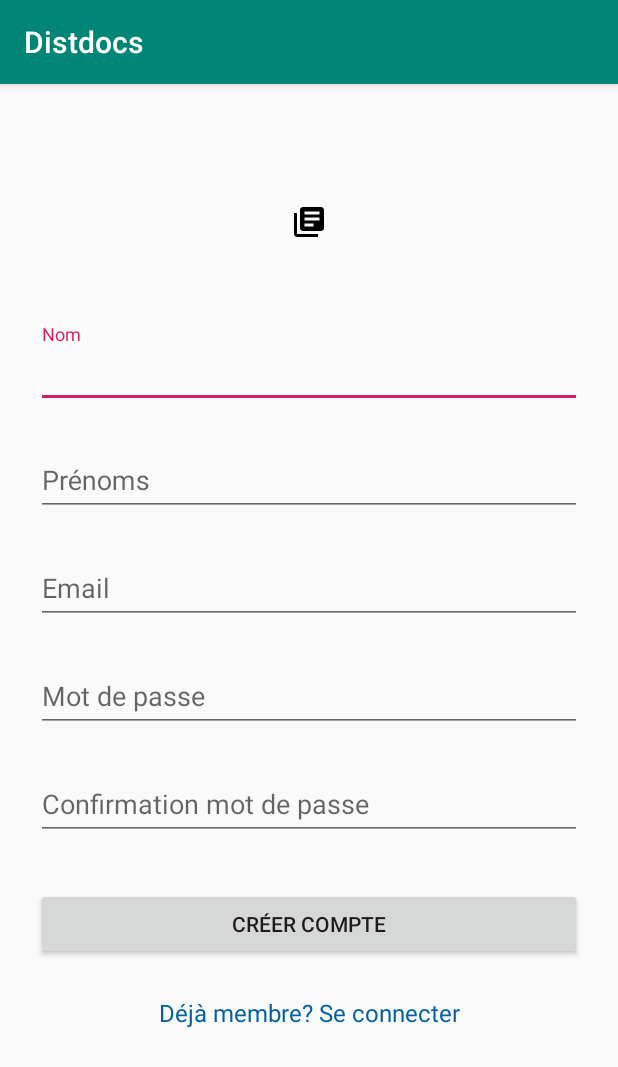
After one commit to melaken/distdocs_android, an Android app: the SignupActivity screen opened directly, with no data from a screen before it, on a phone screen of 412 x 824 dp. The commit adds this screen. Shown: the top 1067 px of the screen. Run offline under Robolectric (Android 15) with nearby library versions, the phone set to English and light mode, and no system bars; our stand-ins replace ButterKnife, Volley; network calls fail.

Commit message:
account creation ok on server

```diff
--- a/app/src/main/AndroidManifest.xml
+++ b/app/src/main/AndroidManifest.xml
@@ -41,6 +41,12 @@
         <activity android:name=".accessories.MethodesAccessoires">
 
         </activity>
+        <activity android:name=".activities.SignupActivity">
+
+        </activity>
+        <activity android:name=".activities.LoginActivity">
+
+        </activity>
     </application>
 
 </manifest>
--- a/app/src/main/res/layout/bibliotek_item.xml
+++ b/app/src/main/res/layout/bibliotek_item.xml
@@ -6,7 +6,7 @@
     <ImageView
         android:id="@+id/biblioImage"
 
-        android:layout_width="75dp"
-        android:layout_height="100dp"/>
+        android:layout_width="120dp"
+        android:layout_height="120dp"/>
 
 </LinearLayout>
--- /dev/null
+++ b/app/src/main/res/layout/signup.xml
@@ -0,0 +1,103 @@
+<?xml version="1.0" encoding="utf-8"?>
+<ScrollView
+    xmlns:android="http://schemas.android.com/apk/res/android"
+    android:layout_width="fill_parent"
+    android:layout_height="fill_parent"
+    android:fitsSystemWindows="true">
+
+    <LinearLayout
+        android:orientation="vertical"
+        android:layout_width="match_parent"
+        android:layout_height="wrap_content"
+        android:paddingTop="56dp"
+        android:paddingLeft="24dp"
+        android:paddingRight="24dp">
+
+        <ImageView android:src="@drawable/library_books"
+            android:layout_width="wrap_content"
+            android:layout_height="72dp"
+            android:layout_marginBottom="24dp"
+            android:layout_gravity="center_horizontal" />
+
+        <!--  Name Label -->
+        <com.google.android.material.textfield.TextInputLayout
+            android:layout_width="match_parent"
+            android:layout_height="wrap_content"
+            android:layout_marginTop="8dp"
+            android:layout_marginBottom="8dp">
+            <EditText android:id="@+id/input_name"
+                android:layout_width="match_parent"
+                android:layout_height="wrap_content"
+                android:inputType="textCapWords"
+                android:hint="@string/name" />
+        </com.google.android.material.textfield.TextInputLayout>
+        <com.google.android.material.textfield.TextInputLayout
+            android:layout_width="match_parent"
+            android:layout_height="wrap_content"
+            android:layout_marginTop="8dp"
+            android:layout_marginBottom="8dp">
+            <EditText android:id="@+id/input_firstName"
+                android:layout_width="match_parent"
+                android:layout_height="wrap_content"
+                android:inputType="textCapWords"
+                android:hint="@string/firstName" />
+        </com.google.android.material.textfield.TextInputLayout>
+
+        <!-- Email Label -->
+        <com.google.android.material.textfield.TextInputLayout
+            android:layout_width="match_parent"
+            android:layout_height="wrap_content"
+            android:layout_marginTop="8dp"
+            android:layout_marginBottom="8dp">
+            <EditText android:id="@+id/input_email"
+                android:layout_width="match_parent"
+                android:layout_height="wrap_content"
+                android:inputType="textEmailAddress"
+                android:hint="@string/email" />
+        </com.google.android.material.textfield.TextInputLayout>
+
+        <!-- Password Label -->
+        <com.google.android.material.textfield.TextInputLayout
+            android:layout_width="match_parent"
+            android:layout_height="wrap_content"
+            android:layout_marginTop="8dp"
+            android:layout_marginBottom="8dp">
+            <EditText android:id="@+id/input_password"
+                android:layout_width="match_parent"
+                android:layout_height="wrap_content"
+                android:inputType="textPassword"
+                android:hint="@string/password"/>
+        </com.google.android.material.textfield.TextInputLayout>
+        <com.google.android.material.textfield.TextInputLayout
+            android:layout_width="match_parent"
+            android:layout_height="wrap_content"
+            android:layout_marginTop="8dp"
+            android:layout_marginBottom="8dp">
+            <EditText android:id="@+id/input_password_conf"
+                android:layout_width="match_parent"
+                android:layout_height="wrap_content"
+                android:inputType="textPassword"
+                android:hint="@string/passconf"/>
+        </com.google.android.material.textfield.TextInputLayout>
+
+        <!-- Signup Button -->
+        <android.widget.Button
+            android:id="@+id/btn_signup"
+            android:layout_width="fill_parent"
+            android:layout_height="wrap_content"
+            android:layout_marginTop="24dp"
+            android:layout_marginBottom="24dp"
+            android:padding="12dp"
+            android:text="@string/createAccount"/>
+
+        <TextView android:id="@+id/link_login"
+            android:layout_width="fill_parent"
+            android:layout_height="wrap_content"
+            android:layout_marginBottom="24dp"
+            android:textColor="@color/colorTextbottomTool"
+            android:text="@string/member"
+            android:gravity="center"
+            android:textSize="16dip"/>
+
+    </LinearLayout>
+</ScrollView>
--- a/app/src/main/res/menu/navigation_menu.xml
+++ b/app/src/main/res/menu/navigation_menu.xml
@@ -7,7 +7,6 @@
     <item android:id="@+id/AllSubscriptions"
         android:icon="@drawable/subscriptions"
         android:title="Nos abonnements"/>
-
     <item android:id="@+id/account"
         android:icon="@drawable/account_circle"
         android:title="Mon compte"/>
--- a/app/src/main/res/values/strings.xml
+++ b/app/src/main/res/values/strings.xml
@@ -2,8 +2,19 @@
     <string name="app_name">Distdocs</string>
     <string name="action_settings">Settings</string>
     <string name="Open">Open</string>
+    <string name="signup">S\'inscrire </string>
     <string name="Close">Close</string>
     <string name="reload">Actualiser</string>
+    <string name="password">Mot de passe</string>
+    <string name="email">Email</string>
+    <string name="name">Nom</string>
+    <string name="firstName">Prénoms</string>
+    <string name="passconf">Confirmation mot de passe</string>
+    <string name="login">Se connecter</string>
+    <string name="member">Déjà membre? Se connecter</string>
+    <string name="signuplink">Pas encore de compte? Créer</string>
+    <string name="createAccount">Créer compte</string>
     <string name="slogan">La plateforme d\'accès au documents numériques</string>
     <string name="noInternet">Pas de connexion Internet.</string>
+    <string name="noDocInLibrary">Aucun document dans votre bbibliothèque</string>
 </resources>
```
Also changed, not shown: app/build.gradle (+6 -1 lines), app/src/main/java/com/example/distdocs/accessories/Constante.java (+7 -2 lines), app/src/main/java/com/example/distdocs/activities/FetchDocsRequest.java (+10 -5 lines), app/src/main/java/com/example/distdocs/activities/LoginActivity.java (added, +200 -0 lines), app/src/main/java/com/example/distdocs/activities/MainActivity.java (+8 -4 lines), app/src/main/java/com/example/distdocs/activities/SignupActivity.java (added, +218 -0 lines), app/src/main/res/layout/bibliotek.xml (+14 -3 lines), app/src/main/res/layout/content_main.xml (+4 -4 lines), app/src/main/res/layout/doc_layout.xml (+5 -6 lines), app/src/main/res/layout/imageview_border.xml (added, +8 -0 lines), app/src/main/res/layout/login.xml (added, +66 -0 lines), app/src/main/res/menu/menu_main.xml (+7 -11 lines).
